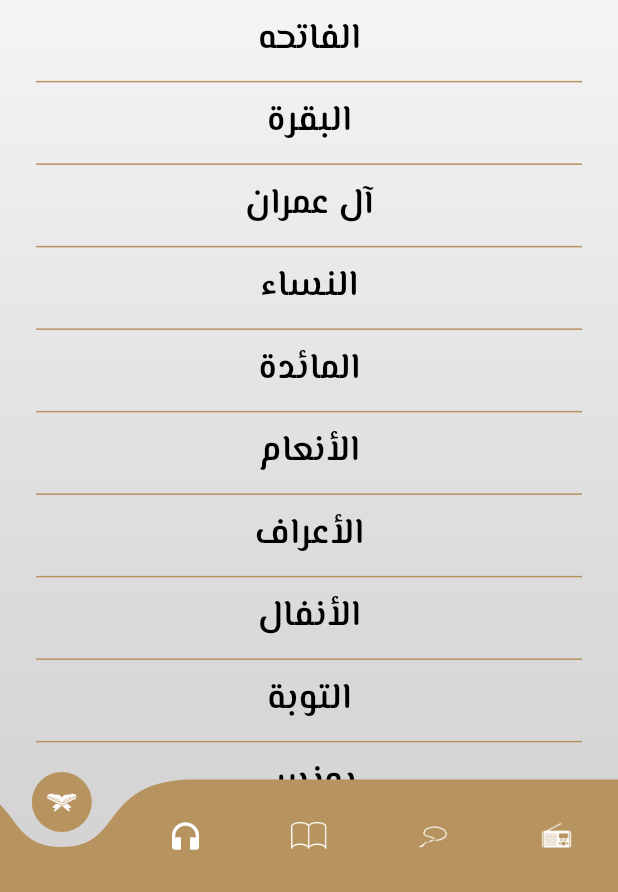
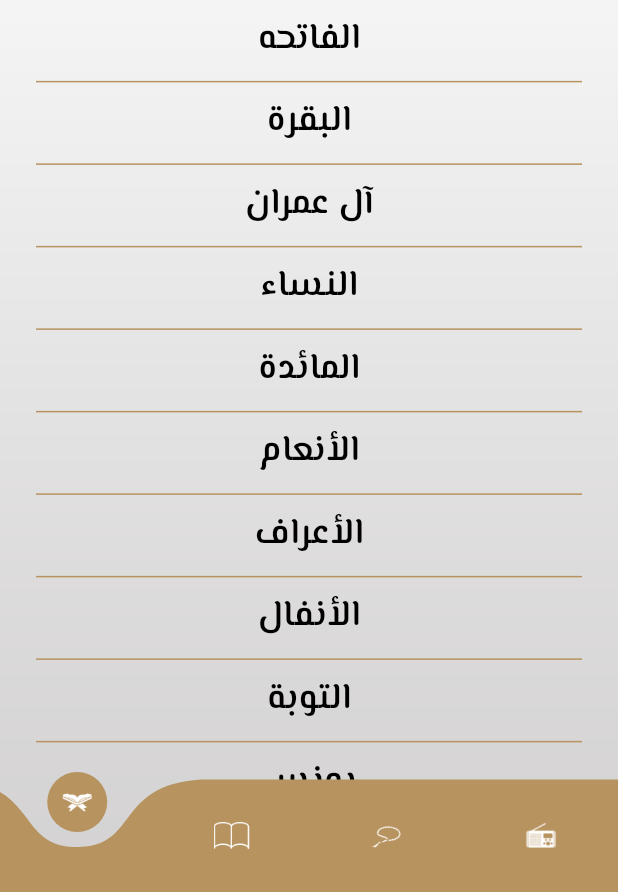
Before and after one commit to mustafasa3eed/islami_local, a Flutter app: the screen it shows after launch, on a phone screen of 412 x 824 dp, the part 344-1236 px from its top. Run offline on Flutter 3.47's test engine with Material 2 defaults, Android fonts, the phone set to English and light mode, and no system bars; drawn by our look-alikes of curved_navigation_bar; our stand-ins replace audioplayers, flutter_screenutil, shared_preferences; missing offline and left inert: advance_pdf_viewer; generated files the repository leaves out were written again.

```diff
--- a/lib/modules/home_screen.dart
+++ b/lib/modules/home_screen.dart
@@ -77,10 +77,10 @@ class _HomeScreenState extends State<HomeScreen> {
                         ? MyThemeData.accentColorDark
                         : Colors.white,
                   ),
-                  Icon(Icons.headphones,
-                      color: provider.isDarkMode()
-                          ? MyThemeData.accentColorDark
-                          : Colors.white),
+                  // Icon(Icons.headphones,
+                  //     color: provider.isDarkMode()
+                  //         ? MyThemeData.accentColorDark
+                  //         : Colors.white),
                   ImageIcon(
                     AssetImage('assets/images/ic_hadeth.png'),
                     color: provider.isDarkMode()
```
